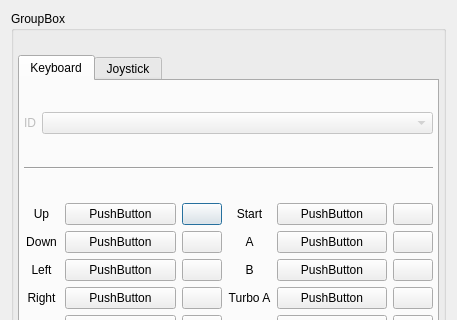
This is src/gui/designer/dlgStdPad.ui in punesemu/puNES as Qt 5 draws it before an edit; both pictures show x 0 to 457 and y 0 to 320 of the 457 by 644 pixel window. The edited form follows.
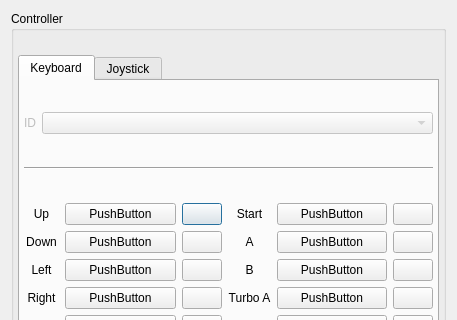
This is the edited form. Icons and pictures are not drawn.

What changed in the file:
```diff
--- a/src/gui/designer/dlgStdPad.ui
+++ b/src/gui/designer/dlgStdPad.ui
@@ -20,7 +20,7 @@
    <item>
     <widget class="QGroupBox" name="groupBox_controller">
      <property name="title">
-      <string notr="true">GroupBox</string>
+      <string notr="true">Controller</string>
      </property>
      <property name="flat">
       <bool>true</bool>
```
